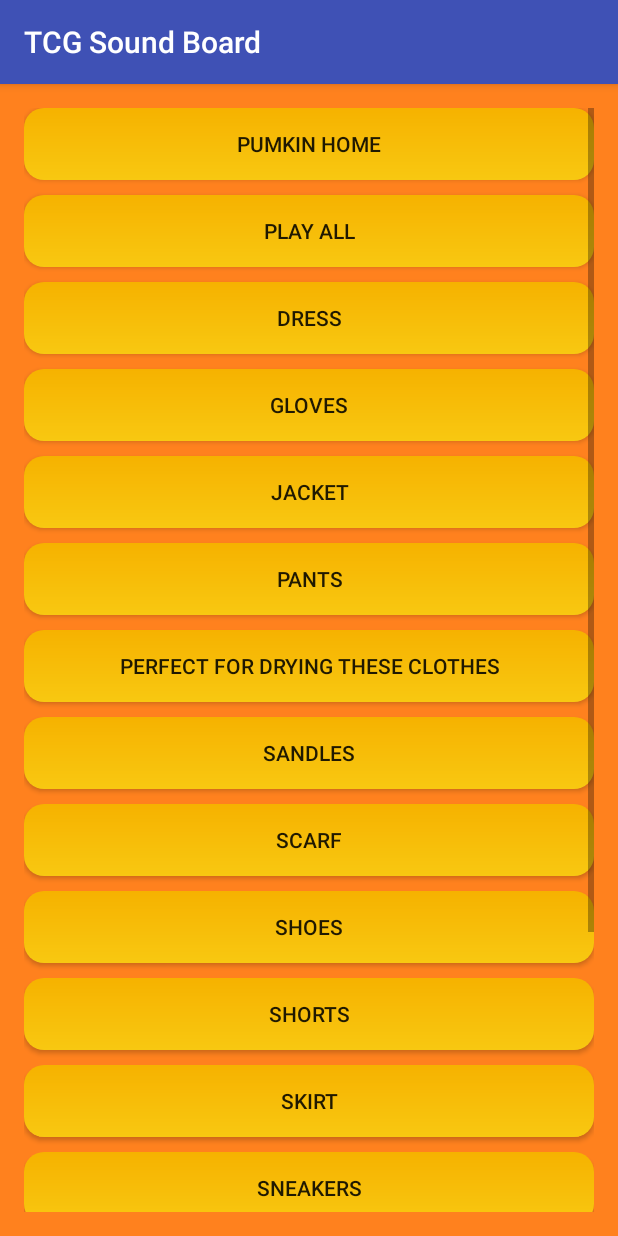
After one commit to JoseRivas1998/TCG-Soundboard-Android, an Android app: the PumkinClothes screen opened directly, with no data from a screen before it, on a phone screen of 412 x 824 dp. The commit adds this screen. Run offline under Robolectric (Android 15) with nearby library versions, the phone set to English and light mode, and no system bars.

Commit message:
What a Windy Day

```diff
--- a/app/src/main/AndroidManifest.xml
+++ b/app/src/main/AndroidManifest.xml
@@ -16,7 +16,8 @@
             </intent-filter>
         </activity>
         <activity android:name=".Pumkin" />
-        <activity android:name=".PumkinFood"></activity>
+        <activity android:name=".PumkinFood" />
+        <activity android:name=".PumkinClothes"></activity>
     </application>
 
 </manifest>
--- a/app/src/main/java/com/tcg/tcgsoundboard/Pumkin.java
+++ b/app/src/main/java/com/tcg/tcgsoundboard/Pumkin.java
@@ -40,6 +40,15 @@ public class Pumkin extends AppCompatActivity {
             }
         });
 
+        Button clothes = (Button) findViewById(R.id.clothesFromPumkinHome);
+        clothes.setOnClickListener(new View.OnClickListener() {
+            @Override
+            public void onClick(View v) {
+                Intent i = new Intent(getApplicationContext(), PumkinClothes.class);
+                startActivity(i);
+            }
+        });
+
         GradientDrawable gradient = new GradientDrawable(
             GradientDrawable.Orientation.TOP_BOTTOM,
             new int[] {
@@ -50,6 +59,7 @@ public class Pumkin extends AppCompatActivity {
         if (Build.VERSION.SDK_INT >= Build.VERSION_CODES.JELLY_BEAN) {
             home.setBackground(gradient);
             food.setBackground(gradient);
+            clothes.setBackground(gradient);
         }
     }
 }
--- /dev/null
+++ b/app/src/main/java/com/tcg/tcgsoundboard/PumkinClothes.java
@@ -0,0 +1,84 @@
+package com.tcg.tcgsoundboard;
+
+import android.content.Intent;
+import android.graphics.drawable.GradientDrawable;
+import android.os.Build;
+import android.support.v4.content.ContextCompat;
+import android.support.v7.app.AppCompatActivity;
+import android.os.Bundle;
+import android.view.View;
+import android.widget.Button;
+
+public class PumkinClothes extends AppCompatActivity {
+
+    private SoundButton[] soundButtons;
+    private Button[] buttons;
+
+    @Override
+    protected void onCreate(Bundle savedInstanceState) {
+        super.onCreate(savedInstanceState);
+        setContentView(R.layout.activity_pumkin_clothes);
+
+        View backGround = findViewById(R.id.pumkinClothesMainLayout);
+        View root = backGround.getRootView();
+
+        root.setBackgroundColor(ContextCompat.getColor(this, R.color.pumkinBg));
+
+        GradientDrawable gradient = new GradientDrawable(
+                GradientDrawable.Orientation.TOP_BOTTOM,
+                new int[] {
+                        ContextCompat.getColor(this, R.color.pumkinBtnTop),
+                        ContextCompat.getColor(this, R.color.pumkinBtnBottom)
+                });
+        gradient.setCornerRadius(20);
+
+        soundButtons = new SoundButton[] {
+                new SoundButton(this, R.raw.dress, R.id.dress),
+                new SoundButton(this, R.raw.gloves, R.id.gloves),
+                new SoundButton(this, R.raw.jacket, R.id.jacket),
+                new SoundButton(this, R.raw.pants, R.id.pants),
+                new SoundButton(this, R.raw.perfect_for_drying_these_clothes, R.id.perfect_for_drying_these_clothes),
+                new SoundButton(this, R.raw.sandles, R.id.sandles),
+                new SoundButton(this, R.raw.scarf, R.id.scarf),
+                new SoundButton(this, R.raw.shoes, R.id.shoes),
+                new SoundButton(this, R.raw.shorts, R.id.shorts),
+                new SoundButton(this, R.raw.skirt, R.id.skirt),
+                new SoundButton(this, R.raw.sneakers, R.id.sneakers),
+                new SoundButton(this, R.raw.socks, R.id.socks),
+                new SoundButton(this, R.raw.sweater, R.id.sweater),
+                new SoundButton(this, R.raw.t_shirt, R.id.t_shirt),
+                new SoundButton(this, R.raw.what_a_windy_day, R.id.what_a_windy_day)
+        };
+
+        buttons = new Button[soundButtons.length];
+        for(int i = 0; i < soundButtons.length; i++) {
+            buttons[i] = soundButtons[i].generateButton(this);
+            if (Build.VERSION.SDK_INT >= Build.VERSION_CODES.JELLY_BEAN) {
+                buttons[i].setBackground(gradient);
+            }
+        }
+
+        Button home = (Button) findViewById(R.id.pumkinHomeFromClothes);
+        home.setOnClickListener(new View.OnClickListener() {
+            @Override
+            public void onClick(View v) {
+                Intent i = new Intent(getApplicationContext(), Pumkin.class);
+                startActivity(i);
+            }
+        });
+        Button playAll = (Button) findViewById(R.id.playAllPumkinClothes);
+        playAll.setOnClickListener(new View.OnClickListener() {
+            @Override
+            public void onClick(View v) {
+                for(SoundButton soundButton : soundButtons) {
+                    soundButton.play();
+                }
+            }
+        });
+        if (Build.VERSION.SDK_INT >= Build.VERSION_CODES.JELLY_BEAN) {
+            home.setBackground(gradient);
+            playAll.setBackground(gradient);
+        }
+
+    }
+}
--- a/app/src/main/res/layout/activity_pumkin.xml
+++ b/app/src/main/res/layout/activity_pumkin.xml
@@ -28,5 +28,12 @@
             android:text="Food"
             android:id="@+id/foodFromPumkinHome"
             android:layout_marginBottom="10dp" />
+
+        <Button
+            android:layout_width="match_parent"
+            android:layout_height="wrap_content"
+            android:text="Clothes"
+            android:id="@+id/clothesFromPumkinHome"
+            android:layout_marginBottom="10dp" />
     </LinearLayout>
 </RelativeLayout>
--- /dev/null
+++ b/app/src/main/res/layout/activity_pumkin_clothes.xml
@@ -0,0 +1,143 @@
+<?xml version="1.0" encoding="utf-8"?>
+<RelativeLayout xmlns:android="http://schemas.android.com/apk/res/android"
+    xmlns:tools="http://schemas.android.com/tools"
+    android:layout_width="match_parent"
+    android:layout_height="match_parent"
+    android:paddingBottom="@dimen/activity_vertical_margin"
+    android:paddingLeft="@dimen/activity_horizontal_margin"
+    android:paddingRight="@dimen/activity_horizontal_margin"
+    android:paddingTop="@dimen/activity_vertical_margin"
+    tools:context="com.tcg.tcgsoundboard.PumkinClothes"
+    android:id="@+id/pumkinClothesMainLayout">
+
+    <ScrollView
+        android:layout_width="match_parent"
+        android:layout_height="wrap_content"
+        android:id="@+id/scrollView3" >
+
+        <LinearLayout
+            android:orientation="vertical"
+            android:layout_width="match_parent"
+            android:layout_height="match_parent">
+
+            <Button
+                android:layout_width="fill_parent"
+                android:layout_height="wrap_content"
+                android:text="Pumkin Home"
+                android:id="@+id/pumkinHomeFromClothes"
+                android:layout_marginBottom="10dp" />
+
+            <Button
+                android:layout_width="fill_parent"
+                android:layout_height="wrap_content"
+                android:text="Play All"
+                android:id="@+id/playAllPumkinClothes"
+                android:layout_marginBottom="10dp" />
+
+            <Button
+                android:layout_width="fill_parent"
+                android:layout_height="wrap_content"
+                android:text="Dress"
+                android:id="@+id/dress"
+                android:layout_marginBottom="10dp" />
+
+            <Button
+                android:layout_width="fill_parent"
+                android:layout_height="wrap_content"
+                android:text="Gloves"
+                android:id="@+id/gloves"
+                android:layout_marginBottom="10dp" />
+
+            <Button
+                android:layout_width="fill_parent"
+                android:layout_height="wrap_content"
+                android:text="Jacket"
+                android:id="@+id/jacket"
+                android:layout_marginBottom="10dp" />
+
+            <Button
+                android:layout_width="fill_parent"
+                android:layout_height="wrap_content"
+                android:text="Pants"
+                android:id="@+id/pants"
+                android:layout_marginBottom="10dp" />
+
+            <Button
+                android:layout_width="fill_parent"
+                android:layout_height="wrap_content"
+                android:text="Perfect for drying these clothes"
+                android:id="@+id/perfect_for_drying_these_clothes"
+                android:layout_marginBottom="10dp" />
+
+            <Button
+                android:layout_width="fill_parent"
+                android:layout_height="wrap_content"
+                android:text="Sandles"
+                android:id="@+id/sandles"
+                android:layout_marginBottom="10dp" />
+
+            <Button
+                android:layout_width="fill_parent"
+                android:layout_height="wrap_content"
+                android:text="Scarf"
+                android:id="@+id/scarf"
+                android:layout_marginBottom="10dp" />
+
+            <Button
+                android:layout_width="fill_parent"
+                android:layout_height="wrap_content"
+                android:text="Shoes"
+                android:id="@+id/shoes"
+                android:layout_marginBottom="10dp" />
+
+            <Button
+                android:layout_width="fill_parent"
+                android:layout_height="wrap_content"
+                android:text="Shorts"
+                android:id="@+id/shorts"
+                android:layout_marginBottom="10dp" />
+
+            <Button
+                android:layout_width="fill_parent"
+                android:layout_height="wrap_content"
+                android:text="Skirt"
+                android:id="@+id/skirt"
+                android:layout_marginBottom="10dp" />
+
+            <Button
+                android:layout_width="fill_parent"
+                android:layout_height="wrap_content"
+                android:text="Sneakers"
+                android:id="@+id/sneakers"
+                android:layout_marginBottom="10dp" />
+
+            <Button
+                android:layout_width="fill_parent"
+                android:layout_height="wrap_content"
+                android:text="Socks"
+                android:id="@+id/socks"
+                android:layout_marginBottom="10dp" />
+
+            <Button
+                android:layout_width="fill_parent"
+                android:layout_height="wrap_content"
+                android:text="Sweater"
+                android:id="@+id/sweater"
+                android:layout_marginBottom="10dp" />
+
+            <Button
+                android:layout_width="fill_parent"
+                android:layout_height="wrap_content"
+                android:text="T-Shirt"
+                android:id="@+id/t_shirt"
+                android:layout_marginBottom="10dp" />
+
+            <Button
+                android:layout_width="fill_parent"
+                android:layout_height="wrap_content"
+                android:text="What a Windy Day"
+                android:id="@+id/what_a_windy_day"
+                android:layout_marginBottom="10dp" />
+        </LinearLayout>
+    </ScrollView>
+</RelativeLayout>
```
Also changed, not shown: 15 other files.
